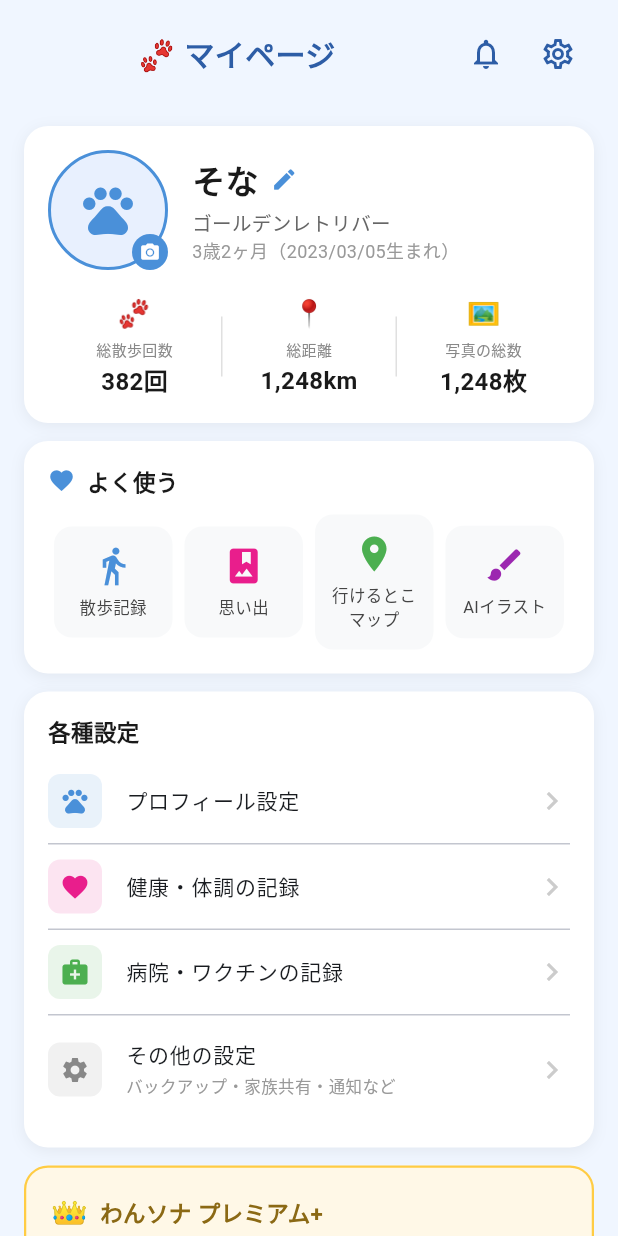
After one commit to 7495630-tech/wannsona, a Flutter app: the MyPageScreen screen opened directly, on a phone screen of 412 x 824 dp. The commit adds this screen. Run offline on Flutter 3.47's test engine with Material 3 defaults, Android fonts, the phone set to English and light mode, and no system bars; our stand-ins replace flutter_map, geolocator, latlong2, shared_preferences; accounts and stored records are empty; project files that could hold a hidden picture were left out.

Commit message:
Add MyPageScreen v69

```diff
--- a/wannsona_app/lib/main.dart
+++ b/wannsona_app/lib/main.dart
@@ -1,4 +1,5 @@
 import 'package:flutter/material.dart';
+import 'my_page_screen.dart';
 import 'package:http/http.dart' as http;
 import 'walk_screen.dart';
 import 'package:flutter_localizations/flutter_localizations.dart';
@@ -586,7 +587,7 @@ body: Container(
               : _currentIndex == 3
                   ? const Center(child: Text('コミュニティ coming soon'))
                   : _currentIndex == 4
-                      ? const Center(child: Text('思い出 coming soon'))
+                      ? const MyPageScreen()
                       : _isLoading
                           ? const Center(child: Column(mainAxisAlignment: MainAxisAlignment.center, children: [CircularProgressIndicator(color: Color(0xFF4A90D9)), SizedBox(height: 16), Text('天気を取得中 ...🌤'),]))
                           : _errorMessage.isNotEmpty
--- /dev/null
+++ b/wannsona_app/lib/my_page_screen.dart
@@ -0,0 +1,313 @@
+import 'package:flutter/material.dart';
+import 'dog_profile_screen.dart';
+
+class MyPageScreen extends StatelessWidget {
+  const MyPageScreen({super.key});
+
+  @override
+  Widget build(BuildContext context) {
+    return Scaffold(
+      backgroundColor: const Color(0xFFF0F6FF),
+      body: SafeArea(
+        child: SingleChildScrollView(
+          child: Column(
+            children: [
+              _buildHeader(),
+              const SizedBox(height: 12),
+              _buildProfileCard(context),
+              const SizedBox(height: 12),
+              _buildQuickAccess(context),
+              const SizedBox(height: 12),
+              _buildSettings(context),
+              const SizedBox(height: 12),
+              _buildPremiumBanner(),
+              const SizedBox(height: 24),
+            ],
+          ),
+        ),
+      ),
+    );
+  }
+
+  Widget _buildHeader() {
+    return Padding(
+      padding: const EdgeInsets.symmetric(horizontal: 16, vertical: 12),
+      child: Row(
+        children: [
+          const Spacer(),
+          const Text(
+            '🐾 マイページ',
+            style: TextStyle(fontSize: 20, fontWeight: FontWeight.bold, color: Color(0xFF2D5DA6)),
+          ),
+          const Spacer(),
+          IconButton(icon: const Icon(Icons.notifications_outlined, color: Color(0xFF2D5DA6)), onPressed: () {}),
+          IconButton(icon: const Icon(Icons.settings_outlined, color: Color(0xFF2D5DA6)), onPressed: () {}),
+        ],
+      ),
+    );
+  }
+
+  Widget _buildProfileCard(BuildContext context) {
+    return Padding(
+      padding: const EdgeInsets.symmetric(horizontal: 16),
+      child: Container(
+        padding: const EdgeInsets.all(16),
+        decoration: BoxDecoration(
+          color: Colors.white,
+          borderRadius: BorderRadius.circular(16),
+          boxShadow: [BoxShadow(color: Colors.black.withOpacity(0.06), blurRadius: 8, offset: const Offset(0, 2))],
+        ),
+        child: Column(
+          children: [
+            Row(
+              children: [
+                Stack(
+                  children: [
+                    Container(
+                      width: 80, height: 80,
+                      decoration: BoxDecoration(
+                        shape: BoxShape.circle,
+                        color: const Color(0xFFE8F0FE),
+                        border: Border.all(color: const Color(0xFF4A90D9), width: 2),
+                      ),
+                      child: const Icon(Icons.pets, size: 40, color: Color(0xFF4A90D9)),
+                    ),
+                    Positioned(
+                      bottom: 0, right: 0,
+                      child: Container(
+                        width: 24, height: 24,
+                        decoration: const BoxDecoration(shape: BoxShape.circle, color: Color(0xFF4A90D9)),
+                        child: const Icon(Icons.camera_alt, size: 14, color: Colors.white),
+                      ),
+                    ),
+                  ],
+                ),
+                const SizedBox(width: 16),
+                Expanded(
+                  child: Column(
+                    crossAxisAlignment: CrossAxisAlignment.start,
+                    children: [
+                      Row(
+                        children: [
+                          const Text('そな', style: TextStyle(fontSize: 22, fontWeight: FontWeight.bold, color: Color(0xFF1A1A1A))),
+                          const SizedBox(width: 8),
+                          GestureDetector(
+                            onTap: () => Navigator.push(context, MaterialPageRoute(builder: (_) => const DogProfileScreen())),
+                            child: const Icon(Icons.edit, size: 18, color: Color(0xFF4A90D9)),
+                          ),
+                        ],
+                      ),
+                      const SizedBox(height: 4),
+                      const Text('ゴールデンレトリバー', style: TextStyle(fontSize: 13, color: Color(0xFF666666))),
+                      const Text('3歳2ヶ月（2023/03/05生まれ）', style: TextStyle(fontSize: 12, color: Color(0xFF999999))),
+                    ],
+                  ),
+                ),
+              ],
+            ),
+            const SizedBox(height: 16),
+            Row(
+              children: [
+                _buildStat('🐾', '総散歩回数', '382回'),
+                _buildDivider(),
+                _buildStat('📍', '総距離', '1,248km'),
+                _buildDivider(),
+                _buildStat('🖼️', '写真の総数', '1,248枚'),
+              ],
+            ),
+          ],
+        ),
+      ),
+    );
+  }
+
+  Widget _buildStat(String icon, String label, String value) {
+    return Expanded(
+      child: Column(
+        children: [
+          Text(icon, style: const TextStyle(fontSize: 18)),
+          const SizedBox(height: 4),
+          Text(label, style: const TextStyle(fontSize: 10, color: Color(0xFF888888))),
+          const SizedBox(height: 2),
+          Text(value, style: const TextStyle(fontSize: 16, fontWeight: FontWeight.bold, color: Color(0xFF1A1A1A))),
+        ],
+      ),
+    );
+  }
+
+  Widget _buildDivider() {
+    return Container(width: 1, height: 40, color: const Color(0xFFE0E0E0));
+  }
+
+  Widget _buildQuickAccess(BuildContext context) {
+    final items = [
+      {'icon': Icons.directions_walk, 'label': '散歩記録', 'color': const Color(0xFF4A90D9)},
+      {'icon': Icons.photo_album, 'label': '思い出', 'color': const Color(0xFFE91E8C)},
+      {'icon': Icons.location_on, 'label': '行けるとこ\nマップ', 'color': const Color(0xFF4CAF50)},
+      {'icon': Icons.brush, 'label': 'AIイラスト', 'color': const Color(0xFF9C27B0)},
+    ];
+    return Padding(
+      padding: const EdgeInsets.symmetric(horizontal: 16),
+      child: Container(
+        padding: const EdgeInsets.all(16),
+        decoration: BoxDecoration(
+          color: Colors.white,
+          borderRadius: BorderRadius.circular(16),
+          boxShadow: [BoxShadow(color: Colors.black.withOpacity(0.06), blurRadius: 8, offset: const Offset(0, 2))],
+        ),
+        child: Column(
+          crossAxisAlignment: CrossAxisAlignment.start,
+          children: [
+            const Row(
+              children: [
+                Icon(Icons.favorite, color: Color(0xFF4A90D9), size: 18),
+                SizedBox(width: 8),
+                Text('よく使う', style: TextStyle(fontSize: 15, fontWeight: FontWeight.bold, color: Color(0xFF1A1A1A))),
+              ],
+            ),
+            const SizedBox(height: 12),
+            Row(
+              children: items.map((item) {
+                return Expanded(
+                  child: GestureDetector(
+                    onTap: () {},
+                    child: Container(
+                      margin: const EdgeInsets.symmetric(horizontal: 4),
+                      padding: const EdgeInsets.symmetric(vertical: 12),
+                      decoration: BoxDecoration(
+                        color: const Color(0xFFF8F9FA),
+                        borderRadius: BorderRadius.circular(12),
+                      ),
+                      child: Column(
+                        children: [
+                          Icon(item['icon'] as IconData, color: item['color'] as Color, size: 28),
+                          const SizedBox(height: 6),
+                          Text(
+                            item['label'] as String,
+                            textAlign: TextAlign.center,
+                            style: const TextStyle(fontSize: 11, color: Color(0xFF444444)),
+                          ),
+                        ],
+                      ),
+                    ),
+                  ),
+                );
+              }).toList(),
+            ),
+          ],
+        ),
+      ),
+    );
+  }
+
+  Widget _buildSettings(BuildContext context) {
+    final items = [
+      {'icon': Icons.pets, 'color': const Color(0xFF4A90D9), 'title': 'プロフィール設定', 'subtitle': ''},
+      {'icon': Icons.favorite, 'color': const Color(0xFFE91E8C), 'title': '健康・体調の記録', 'subtitle': ''},
+      {'icon': Icons.medical_services, 'color': const Color(0xFF4CAF50), 'title': '病院・ワクチンの記録', 'subtitle': ''},
+      {'icon': Icons.settings, 'color': const Color(0xFF888888), 'title': 'その他の設定', 'subtitle': 'バックアップ・家族共有・通知など'},
+    ];
+    return Padding(
+      padding: const EdgeInsets.symmetric(horizontal: 16),
+      child: Container(
+        padding: const EdgeInsets.all(16),
+        decoration: BoxDecoration(
+          color: Colors.white,
+          borderRadius: BorderRadius.circular(16),
+          boxShadow: [BoxShadow(color: Colors.black.withOpacity(0.06), blurRadius: 8, offset: const Offset(0, 2))],
+        ),
+        child: Column(
+          crossAxisAlignment: CrossAxisAlignment.start,
+          children: [
+            const Text('各種設定', style: TextStyle(fontSize: 15, fontWeight: FontWeight.bold, color: Color(0xFF1A1A1A))),
+            const SizedBox(height: 8),
+            ...items.map((item) {
+              return Column(
+                children: [
+                  ListTile(
+                    contentPadding: EdgeInsets.zero,
+                    leading: Container(
+                      width: 36, height: 36,
+                      decoration: BoxDecoration(
+                        color: (item['color'] as Color).withOpacity(0.12),
+                        borderRadius: BorderRadius.circular(8),
+                      ),
+                      child: Icon(item['icon'] as IconData, color: item['color'] as Color, size: 20),
+                    ),
+                    title: Text(item['title'] as String, style: const TextStyle(fontSize: 14, fontWeight: FontWeight.w500)),
+                    subtitle: (item['subtitle'] as String).isNotEmpty
+                        ? Text(item['subtitle'] as String, style: const TextStyle(fontSize: 11, color: Color(0xFF999999)))
+                        : null,
+                    trailing: const Icon(Icons.chevron_right, color: Color(0xFFCCCCCC)),
+                    onTap: () {},
+                  ),
+                  if (item != items.last) const Divider(height: 1),
+                ],
+              );
+            }),
+          ],
+        ),
+      ),
+    );
+  }
+
+  Widget _buildPremiumBanner() {
+    return Padding(
+      padding: const EdgeInsets.symmetric(horizontal: 16),
+      child: Container(
+        padding: const EdgeInsets.all(16),
+        decoration: BoxDecoration(
+          color: const Color(0xFFFFF8E7),
+          borderRadius: BorderRadius.circular(16),
+          border: Border.all(color: const Color(0xFFFFCC44), width: 1.5),
+        ),
+        child: Row(
+          children: [
+            Expanded(
+              child: Column(
+                crossAxisAlignment: CrossAxisAlignment.start,
+                children: [
+                  const Row(
+                    children: [
+                      Text('👑', style: TextStyle(fontSize: 20)),
+                      SizedBox(width: 8),
+                      Text('わんソナ プレミアム+', style: TextStyle(fontSize: 15, fontWeight: FontWeight.bold, color: Color(0xFF8B6914))),
+                    ],
+                  ),
+                  const SizedBox(height: 4),
+                  const Text('思い出をもっと素敵に残そう', style: TextStyle(fontSize: 12, color: Color(0xFF8B6914))),
+                  const SizedBox(height: 8),
+                  Wrap(
+                    spacing: 8,
+                    runSpacing: 4,
+                    children: ['AI思い出提案', 'AIタイトル生成', 'AIアルバム文章生成', 'PDFアルバム化', '広告非表示', '家族共有（無制限）']
+                        .map((f) => Row(
+                              mainAxisSize: MainAxisSize.min,
+                              children: [
+                                const Icon(Icons.check_circle, color: Color(0xFF4CAF50), size: 14),
+                                const SizedBox(width: 2),
+                                Text(f, style: const TextStyle(fontSize: 11, color: Color(0xFF555555))),
+                              ],
+                            ))
+                        .toList(),
+                  ),
+                ],
+              ),
+            ),
+            const SizedBox(width: 12),
+            ElevatedButton(
+              onPressed: () {},
+              style: ElevatedButton.styleFrom(
+                backgroundColor: const Color(0xFFFFAA00),
+                foregroundColor: Colors.white,
+                shape: RoundedRectangleBorder(borderRadius: BorderRadius.circular(20)),
+                padding: const EdgeInsets.symmetric(horizontal: 12, vertical: 8),
+              ),
+              child: const Text('詳細を見る >', style: TextStyle(fontSize: 12, fontWeight: FontWeight.bold)),
+            ),
+          ],
+        ),
+      ),
+    );
+  }
+}
```
Also changed, not shown: 1 other file.
